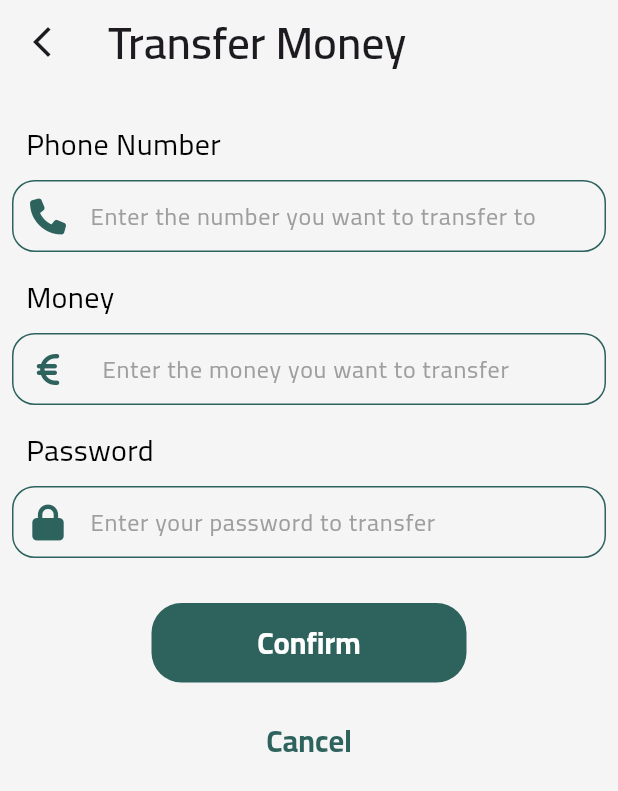
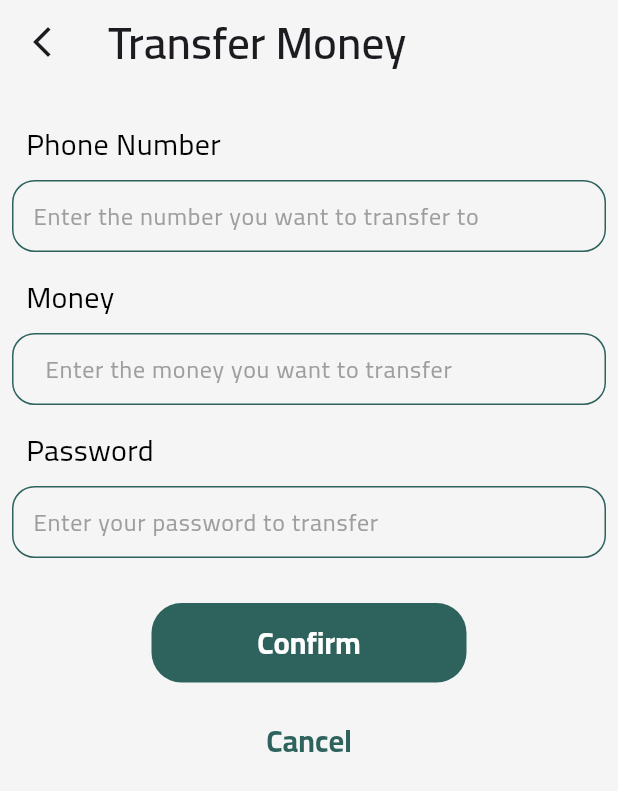
Before and after one commit to thabooota/Tab-Cash, a Flutter app: the TransferMoneyView screen opened by its route, on a phone screen of 412 x 824 dp. Shown: the top 791 px of the screen. Run offline on Flutter 3.47's test engine with Material 2 defaults, Android fonts, the phone set to English and light mode, and no system bars; our stand-ins replace curved_navigation_bar, dio, dropdown_button2, flutter_svg, font_awesome_flutter, pin_code_fields.

Commit message:
فل الفل

```diff
--- a/lib/core/utils/app_router.dart
+++ b/lib/core/utils/app_router.dart
@@ -1,4 +1,7 @@
 import 'package:flutter/material.dart';
+import 'package:smartwallet/features/notification/presentation/views/notification_screen.dart';
+import 'package:smartwallet/features/profile/presentation/views/profile_screen.dart';
+import 'package:smartwallet/features/qr/presentation/views/qr_screen.dart';
 import 'package:smartwallet/features/service/presentation/views/charging_wallet_service.dart';
 import 'package:smartwallet/features/service/presentation/views/smart_card_service.dart';
 import 'package:smartwallet/features/service/presentation/views/transfer_money_service.dart';
@@ -21,11 +24,14 @@ class Routes {
   static const String changePasswordRoute = "/changePassword";
   static const String verificationRoute = "/verification";
   static const String homeRoute = "/home";
+  static const String qrRoute = '/qrPage';
+  static const String notificationRoute = '/notification';
+  static const String profileRoute = '/profile';
   static const String transferMoneyRoute = "/transferMoney";
   static const String smartCardRoute = "/smartCard";
   static const String chargingWalletRoute = "/chargingWallet";
-  static const String payBills = '/payBills';
-  static const String paySubscriptions = '/paySubscriptions';
+  static const String payBillsRoute = '/payBills';
+  static const String paySubscriptionsRoute = '/paySubscriptions';
 }
 
 class RouteGenerator {
@@ -57,19 +63,28 @@ class RouteGenerator {
       case Routes.homeRoute:
         return SlideRight(page: const HomeView());
 
+      case Routes.qrRoute:
+        return SlideRight(page: const QRView());
+
+      case Routes.notificationRoute:
+        return SlideRight(page: const NotificationView());
+
+      case Routes.profileRoute:
+        return SlideRight(page: const ProfileView());
+
       case Routes.chargingWalletRoute:
         return SlideRight(page: const ChargingWalletView());
 
       case Routes.smartCardRoute:
         return SlideRight(page: const SmartCardView());
 
-      case Routes.paySubscriptions:
+      case Routes.paySubscriptionsRoute:
         return SlideRight(page: const PaySubscriptions());
 
       case Routes.transferMoneyRoute:
         return SlideRight(page: const TransferMoneyView());
 
-      case Routes.payBills:
+      case Routes.payBillsRoute:
         return SlideRight(page: const PayBillsScreen());
 
       default:
--- a/lib/features/authentication/login/presentation/view/widget/login_screen_body.dart
+++ b/lib/features/authentication/login/presentation/view/widget/login_screen_body.dart
@@ -1,8 +1,6 @@
 import 'package:flutter/material.dart';
-import 'package:flutter_svg/svg.dart';
 import 'package:font_awesome_flutter/font_awesome_flutter.dart';
-import 'package:smartwallet/core/utils/assets_manager.dart';
-import 'package:smartwallet/core/widget/logo.dart';
+import '../../../../../../core/widget/logo.dart';
 import '../../../../../../core/utils/app_router.dart';
 import '../../../../../../core/utils/styles.dart';
 import '../../../../../../core/widget/custom_button.dart';
@@ -25,7 +23,7 @@ class LoginScreenViewBody extends StatelessWidget {
         ),
         const LogoView(),
         CustomTextField.customTextFormField(
-          prefixIcon: Icon(FontAwesomeIcons.phone),
+          prefixIcon: const Icon(FontAwesomeIcons.phone),
           controller: phoneNumberController,
           inputType: TextInputType.phone,
           validation: (value) {
--- a/lib/features/home/presentation/views/widgets/home_screen_body.dart
+++ b/lib/features/home/presentation/views/widgets/home_screen_body.dart
@@ -10,7 +10,7 @@ class HomeViewBody extends StatelessWidget {
   Widget build(BuildContext context) {
     return ListView(
       physics: const BouncingScrollPhysics(),
-      padding: const EdgeInsets.all(8.0),
+      padding: const EdgeInsets.symmetric(horizontal: 14.0,vertical: 16.0),
       children: const [
         HeaderSection(),
         SizedBox(
--- a/lib/features/home/presentation/views/widgets/service_item.dart
+++ b/lib/features/home/presentation/views/widgets/service_item.dart
@@ -13,7 +13,7 @@ Widget serviceItem(
         elevation: 2.0,
         color: Colors.white,
         child: Container(
-          width: MediaQuery.of(context).size.width / 3.4,
+          width: MediaQuery.of(context).size.width / 3.57,
           height: 100.0,
           decoration: BoxDecoration(
             borderRadius: BorderRadius.circular(10.0),
--- a/lib/features/home/presentation/views/widgets/service_section.dart
+++ b/lib/features/home/presentation/views/widgets/service_section.dart
@@ -9,7 +9,7 @@ class ServiceSection extends StatelessWidget {
   @override
   Widget build(BuildContext context) {
     return Row(
-      mainAxisAlignment: MainAxisAlignment.spaceBetween,
+      mainAxisAlignment: MainAxisAlignment.spaceEvenly,
       children: [
         serviceItem(
           context,
--- a/lib/features/home/presentation/views/widgets/wallet_services_section.dart
+++ b/lib/features/home/presentation/views/widgets/wallet_services_section.dart
@@ -21,11 +21,11 @@ class WalletServiceSection extends StatelessWidget {
         walletServicesItem(
           text: 'Pay Bills',
           onTap: () {
-            Navigator.pushNamed(context, Routes.payBills);
+            Navigator.pushNamed(context, Routes.payBillsRoute);
           },
         ),
         walletServicesItem(text: 'Pay Subscriptions', onTap: () {
-          Navigator.pushNamed(context, Routes.paySubscriptions);
+          Navigator.pushNamed(context, Routes.paySubscriptionsRoute);
         }),
         walletServicesItem(text: 'Pay Games', onTap: () {}),
         walletServicesItem(text: 'Online Payment', onTap: () {}),
--- a/lib/features/service/presentation/views/widgets/smart_card_view_body.dart
+++ b/lib/features/service/presentation/views/widgets/smart_card_view_body.dart
@@ -29,7 +29,7 @@ class SmartCardViewBody extends StatelessWidget {
                 child: Transform.rotate(
                   angle: 150.4,
                   child: const Text(
-                    "275",
+                    "952",
                     style: Styles.textStyle24,
                   ),
                 ),
@@ -38,7 +38,7 @@ class SmartCardViewBody extends StatelessWidget {
                 bottom: MediaQuery.of(context).size.height / 8.2,
                 left: MediaQuery.of(context).size.width / 7.5,
                 child: Text(
-                  "EGP 1000",
+                  "EGP 900",
                   style: Styles.textStyle32.copyWith(color: Colors.white),
                 ),
               ),
--- a/lib/features/service/presentation/views/widgets/transfer_money_view_body.dart
+++ b/lib/features/service/presentation/views/widgets/transfer_money_view_body.dart
@@ -24,7 +24,6 @@ class TransferMoneyViewBody extends StatelessWidget {
         ),
         labelText(text: 'Phone Number'),
         CustomTextField.customTextFormField(
-            prefixIcon: const Icon(FontAwesomeIcons.phone),
             controller: phoneNumberController,
             text: 'Enter the number you want to transfer to',
             inputType: TextInputType.number,
@@ -33,7 +32,6 @@ class TransferMoneyViewBody extends StatelessWidget {
             }),
         labelText(text: 'Money'),
         CustomTextField.customTextFormField(
-            prefixIcon: const Icon(FontAwesomeIcons.euroSign),
             controller: moneyController,
             text: '  Enter the money you want to transfer',
             inputType: TextInputType.number,
@@ -42,7 +40,6 @@ class TransferMoneyViewBody extends StatelessWidget {
             }),
         labelText(text: 'Password'),
         CustomTextField.customTextFormField(
-            prefixIcon: const Icon(FontAwesomeIcons.lock),
             controller: passwordController,
             text: 'Enter your password to transfer',
             inputType: TextInputType.visiblePassword,
```
Also changed, not shown: lib/features/home/presentation/views/home_screen.dart (+43 -10 lines), lib/features/notification/presentation/views/notification_screen.dart (added, +14 -0 lines), lib/features/notification/presentation/views/widgets/notification_view_body.dart (added, +11 -0 lines), lib/features/profile/presentation/views/profile_screen.dart (added, +14 -0 lines), lib/features/profile/presentation/views/widgets/profile_view_body.dart (added, +15 -0 lines), lib/features/qr/presentation/views/qr_screen.dart (added, +13 -0 lines), lib/features/qr/presentation/views/widgets/qr_view_body.dart (added, +11 -0 lines).
